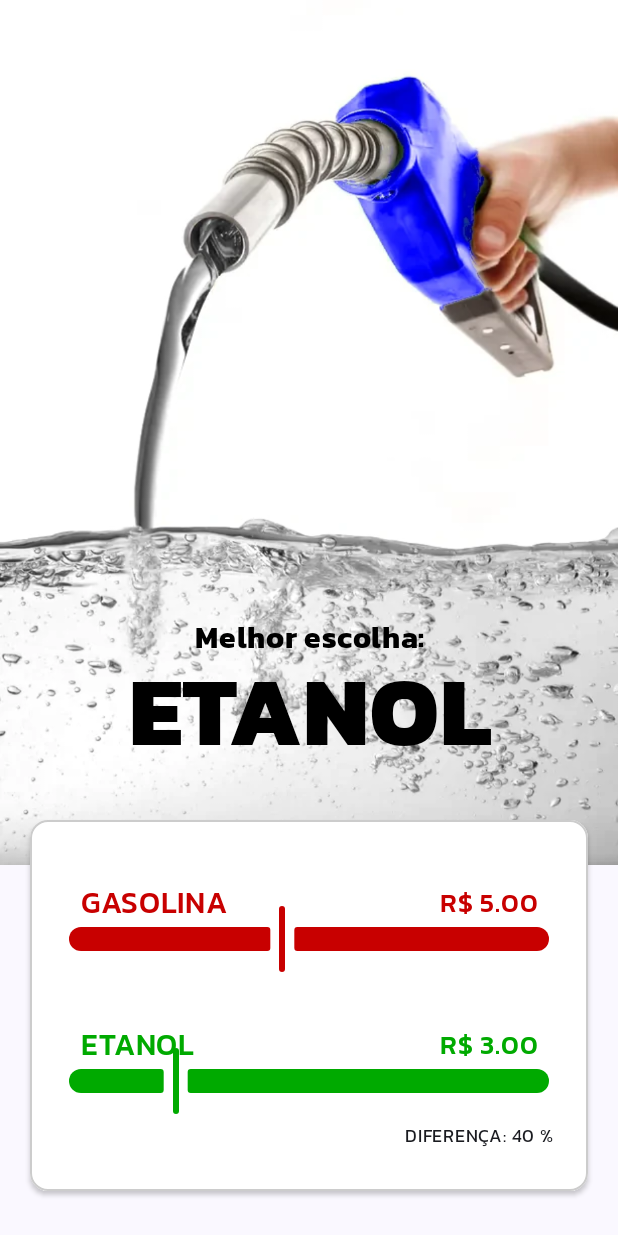
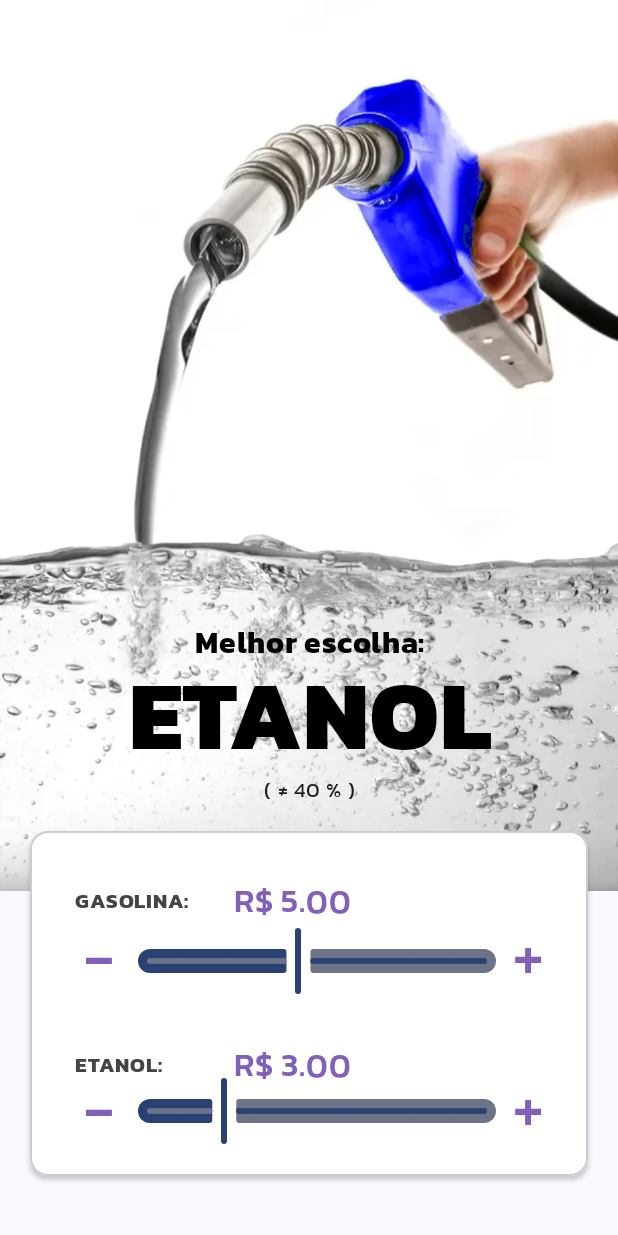
Before and after one commit to fgandraf/app_ethor, an Android app built with Jetpack Compose: the screen it shows after launch (MainActivity), on a phone screen of 412 x 824 dp. Run offline under Robolectric (Android 15) with nearby library versions, the phone set to English and light mode, and no system bars.

Commit message:
refactor: Small fixes

```diff
--- a/app/src/main/java/com/felipegandra/ethorgas/MainActivity.kt
+++ b/app/src/main/java/com/felipegandra/ethorgas/MainActivity.kt
@@ -6,10 +6,7 @@ import androidx.activity.compose.setContent
 import androidx.compose.foundation.layout.fillMaxSize
 import androidx.compose.material3.MaterialTheme
 import androidx.compose.material3.Surface
-import androidx.compose.material3.Text
-import androidx.compose.runtime.Composable
 import androidx.compose.ui.Modifier
-import androidx.compose.ui.tooling.preview.Preview
 import com.felipegandra.ethorgas.screens.HomeScreen
 import com.felipegandra.ethorgas.ui.theme.EthorgasTheme
 
--- /dev/null
+++ b/app/src/main/java/com/felipegandra/ethorgas/components/CardSliderComponent.kt
@@ -0,0 +1,65 @@
+package com.felipegandra.ethorgas.components
+
+import androidx.compose.foundation.BorderStroke
+import androidx.compose.foundation.layout.Arrangement
+import androidx.compose.foundation.layout.Column
+import androidx.compose.foundation.layout.Spacer
+import androidx.compose.foundation.layout.fillMaxSize
+import androidx.compose.foundation.layout.fillMaxWidth
+import androidx.compose.foundation.layout.height
+import androidx.compose.foundation.layout.offset
+import androidx.compose.foundation.layout.padding
+import androidx.compose.material3.Card
+import androidx.compose.material3.CardDefaults
+import androidx.compose.runtime.Composable
+import androidx.compose.ui.Modifier
+import androidx.compose.ui.graphics.Color
+import androidx.compose.ui.unit.dp
+import androidx.compose.ui.zIndex
+
+@Composable
+fun CardSliderComponent(
+    sliderValueGasoline : Float,
+    sliderValueEthanol: Float,
+    sliderGasolineOnChange: (Float) -> Unit,
+    sliderEthanolOnChange: (Float) -> Unit,
+    updateCard: () -> Unit,
+    modifier: Modifier
+) {
+        Card(
+            modifier = modifier
+                .fillMaxWidth()
+                .height(250.dp)
+                .zIndex(2f)
+                .padding(horizontal = 20.dp)
+                .padding(bottom = 20.dp)
+                .offset(y = (-20).dp),
+            colors = CardDefaults.cardColors(containerColor = Color.White),
+            elevation = CardDefaults.cardElevation(defaultElevation = 2.dp),
+            border = BorderStroke(1.dp, Color.LightGray)
+        )
+        {
+            Column(
+                modifier = Modifier
+                    .fillMaxSize()
+                    .padding(20.dp),
+                verticalArrangement = Arrangement.SpaceBetween
+            )
+            {
+                SliderComp(text = "GASOLINA:", sliderValue = sliderValueGasoline,
+                    onChange = {
+                        sliderGasolineOnChange(it)
+                        updateCard()
+                    })
+
+                Spacer(modifier = Modifier.height(10.dp))
+
+                SliderComp(text = "ETANOL:", sliderValue = sliderValueEthanol,
+                    onChange = {
+                        sliderEthanolOnChange(it)
+                        updateCard()
+                    })
+            }
+        }
+
+}
--- /dev/null
+++ b/app/src/main/java/com/felipegandra/ethorgas/components/ResultComponent.kt
@@ -0,0 +1,74 @@
+package com.felipegandra.ethorgas.components
+
+import androidx.compose.foundation.layout.Box
+import androidx.compose.foundation.layout.Column
+import androidx.compose.foundation.layout.Row
+import androidx.compose.foundation.layout.fillMaxWidth
+import androidx.compose.foundation.layout.height
+import androidx.compose.foundation.layout.offset
+import androidx.compose.foundation.layout.padding
+import androidx.compose.material3.Text
+import androidx.compose.runtime.Composable
+import androidx.compose.ui.Alignment
+import androidx.compose.ui.Modifier
+import androidx.compose.ui.draw.paint
+import androidx.compose.ui.graphics.Color
+import androidx.compose.ui.layout.ContentScale
+import androidx.compose.ui.platform.LocalConfiguration
+import androidx.compose.ui.res.painterResource
+import androidx.compose.ui.text.style.TextAlign
+import androidx.compose.ui.unit.dp
+import androidx.compose.ui.unit.sp
+import com.felipegandra.ethorgas.services.diference
+import com.felipegandra.ethorgas.ui.theme.KanitBold
+import com.felipegandra.ethorgas.ui.theme.KanitExtraBold
+import com.felipegandra.ethorgas.ui.theme.KanitRegular
+
+@Composable
+fun ResultComponent(
+    backgroundId : Int,
+    cardResultFuel: String,
+    coefficient : Float
+) {
+    Box(
+        modifier = Modifier
+            .fillMaxWidth()
+            .height((LocalConfiguration.current.screenHeightDp - 230).dp)
+            .paint(painterResource(id = backgroundId), contentScale = ContentScale.FillBounds),
+        contentAlignment = Alignment.BottomCenter
+    )
+    {
+        Column(modifier = Modifier.padding(bottom = 45.dp))
+        {
+            Row(modifier = Modifier.offset(y = (15).dp)) {
+                Text(
+                    color = Color.Black,
+                    text = "Melhor escolha:",
+                    fontFamily = KanitBold,
+                    textAlign = TextAlign.Center,
+                    fontSize = 20.sp,
+                    modifier = Modifier.fillMaxWidth()
+                )
+            }
+            Row {
+                Text(
+                    color = Color.Black,
+                    text = cardResultFuel,
+                    fontFamily = KanitExtraBold,
+                    textAlign = TextAlign.Center,
+                    fontSize = 64.sp,
+                    modifier = Modifier.fillMaxWidth()
+                )
+            }
+            Row(modifier = Modifier.offset(y = (-10).dp)) {
+                Text(
+                    textAlign = TextAlign.Center,
+                    fontFamily = KanitRegular,
+                    fontSize = 14.sp,
+                    modifier = Modifier.fillMaxWidth(),
+                    text = "( ≠ ${diference(coefficient)} )"
+                )
+            }
+        }
+    }
+}
--- /dev/null
+++ b/app/src/main/java/com/felipegandra/ethorgas/components/SliderComp.kt
@@ -0,0 +1,123 @@
+package com.felipegandra.ethorgas.components
+
+import androidx.compose.foundation.clickable
+import androidx.compose.foundation.layout.Arrangement
+import androidx.compose.foundation.layout.Box
+import androidx.compose.foundation.layout.Column
+import androidx.compose.foundation.layout.Row
+import androidx.compose.foundation.layout.fillMaxWidth
+import androidx.compose.foundation.layout.height
+import androidx.compose.foundation.layout.offset
+import androidx.compose.foundation.layout.padding
+import androidx.compose.foundation.layout.size
+import androidx.compose.foundation.layout.width
+import androidx.compose.material3.Slider
+import androidx.compose.material3.Text
+import androidx.compose.runtime.Composable
+import androidx.compose.ui.Alignment
+import androidx.compose.ui.Modifier
+import androidx.compose.ui.graphics.Color
+import androidx.compose.ui.text.style.TextAlign
+import androidx.compose.ui.tooling.preview.Preview
+import androidx.compose.ui.unit.dp
+import androidx.compose.ui.unit.sp
+import com.felipegandra.ethorgas.ui.theme.KanitBold
+import com.felipegandra.ethorgas.ui.theme.KanitMedium
+import com.felipegandra.ethorgas.ui.theme.KanitRegular
+
+@Composable
+fun SliderComp(
+    text: String,
+    sliderValue: Float,
+    onChange: (Float) -> Unit
+)
+{
+    Row(modifier = Modifier.fillMaxWidth())
+    {
+        Column()
+        {
+
+                Box(modifier = Modifier
+                    .fillMaxWidth()
+                    .offset(y = 10.dp)
+                ) {
+                    Text(
+                        modifier = Modifier
+                            .align(Alignment.CenterStart)
+                            .padding(start = 10.dp),
+                        text = text,
+                        fontSize = 14.sp,
+                        fontFamily = KanitBold,
+                        color = Color.DarkGray,
+                    )
+                    Text(
+                        modifier = Modifier
+                            .width(100.dp)
+                            .align(Alignment.BottomCenter),
+                        text = "R$ ${String.format("%.2f", sliderValue)}",
+                        textAlign = TextAlign.Start,
+                        fontSize = 22.sp,
+                        fontFamily = KanitMedium,
+                        color = Color(0xFF8160B9)
+                    )
+                }
+
+
+
+            Row(modifier = Modifier
+                .height(66.dp)
+                .fillMaxWidth(), horizontalArrangement = Arrangement.SpaceBetween, verticalAlignment = Alignment.CenterVertically)
+            {
+                Row(modifier = Modifier
+                        .size(width = 50.dp, height = 50.dp)
+                        .clickable { onChange(sliderValue - 0.01f) },
+                    horizontalArrangement = Arrangement.Center
+                ) {
+                    Text(
+                        modifier = Modifier.offset(y = (-12).dp),
+                        text = "-",
+                        fontSize = 45.sp,
+                        fontFamily = KanitRegular,
+                        color = Color(0xFF8160b9),
+                        textAlign = TextAlign.Center
+                    )
+                }
+
+                Slider(modifier = Modifier.fillMaxWidth(0.86f),
+                    valueRange = 1.00f..10.00f,
+                    steps = 89,
+                    value = sliderValue,
+                    onValueChange = onChange,
+                )
+                Row(modifier = Modifier
+                    .size(width = 50.dp, height = 50.dp)
+                    .clickable { onChange(sliderValue + 0.01f) },
+                    horizontalArrangement = Arrangement.Center
+                ) {
+                    Text(
+                        modifier = Modifier.offset(y = (-12).dp),
+                        text = "+",
+                        fontSize = 45.sp,
+                        fontFamily = KanitRegular,
+                        color = Color(0xFF8160b9),
+                        textAlign = TextAlign.Center
+                    )
+                }
+            }
+
+
+
+
+
+
+
+        }
+    }
+}
+
+
+@Preview(showBackground = true)
+@Composable
+fun SliderCompPreview() {
+    SliderComp(text = "GASOLINA", sliderValue = 5.21f, onChange = {})
+}
--- a/app/src/main/java/com/felipegandra/ethorgas/components/_slider.kt
+++ /dev/null
@@ -1,78 +0,0 @@
-package com.felipegandra.ethorgas.components
-
-import androidx.compose.foundation.layout.Column
-import androidx.compose.foundation.layout.Row
-import androidx.compose.foundation.layout.fillMaxWidth
-import androidx.compose.foundation.layout.offset
-import androidx.compose.foundation.layout.padding
-import androidx.compose.material3.Slider
-import androidx.compose.material3.SliderDefaults
-import androidx.compose.material3.Text
-import androidx.compose.runtime.Composable
-import androidx.compose.ui.Alignment
-import androidx.compose.ui.Modifier
-import androidx.compose.ui.graphics.Color
-import androidx.compose.ui.text.style.TextAlign
-import androidx.compose.ui.tooling.preview.Preview
-import androidx.compose.ui.unit.dp
-import androidx.compose.ui.unit.sp
-import com.felipegandra.ethorgas.ui.theme.KanitMedium
-
-@Composable
-fun SliderComp(
-    text: String,
-    sliderValue: Float,
-    textColor: Color,
-    sliderColor: Color,
-    onChange: (Float) -> Unit
-)
-{
-    Row(modifier = Modifier.fillMaxWidth())
-    {
-        Column()
-        {
-            Row(
-                verticalAlignment = Alignment.CenterVertically,
-                modifier = Modifier
-                    .padding(horizontal = 10.dp)
-            ) {
-                Text(modifier = Modifier.offset(y = 15.dp),
-                    text = text,
-                    fontSize = 20.sp,
-                    fontFamily = KanitMedium,
-                    color = textColor
-                )
-                Text(
-                    modifier = Modifier
-                        .fillMaxWidth()
-                        .offset(y = 15.dp),
-                    text = "R$ ${String.format("%.2f", sliderValue)}",
-                    fontSize = 18.sp,
-                    fontFamily = KanitMedium,
-                    textAlign = TextAlign.End,
-                    color = textColor
-                )
-            }
-
-
-            Slider(
-                modifier = Modifier.fillMaxWidth(),
-                valueRange = 1.00f..10.00f,
-                value = sliderValue,
-                onValueChange = onChange,
-                colors = SliderDefaults.colors(
-                    thumbColor = sliderColor,
-                    activeTrackColor = sliderColor,
-                    inactiveTrackColor = sliderColor
-                )
-            )
-        }
-    }
-}
-
-
-@Preview(showBackground = true)
-@Composable
-fun SliderCompPreview() {
-    SliderComp(text = "GASOLINA", sliderValue = 5.21f, textColor = Color.Red, sliderColor = Color.Red, onChange = {})
-}
--- a/app/src/main/java/com/felipegandra/ethorgas/screens/HomeScreen.kt
+++ b/app/src/main/java/com/felipegandra/ethorgas/screens/HomeScreen.kt
@@ -1,21 +1,7 @@
 package com.felipegandra.ethorgas.screens
 
-import androidx.compose.foundation.BorderStroke
-import androidx.compose.foundation.background
-import androidx.compose.foundation.layout.Arrangement
 import androidx.compose.foundation.layout.Box
-import androidx.compose.foundation.layout.Column
-import androidx.compose.foundation.layout.Row
-import androidx.compose.foundation.layout.Spacer
-import androidx.compose.foundation.layout.fillMaxHeight
 import androidx.compose.foundation.layout.fillMaxSize
-import androidx.compose.foundation.layout.fillMaxWidth
-import androidx.compose.foundation.layout.height
-import androidx.compose.foundation.layout.offset
-import androidx.compose.foundation.layout.padding
-import androidx.compose.material3.Card
-import androidx.compose.material3.CardDefaults
-import androidx.compose.material3.Text
 import androidx.compose.runtime.Composable
 import androidx.compose.runtime.getValue
 import androidx.compose.runtime.mutableFloatStateOf
@@ -25,161 +11,50 @@ import androidx.compose.runtime.remember
 import androidx.compose.runtime.setValue
 import androidx.compose.ui.Alignment
 import androidx.compose.ui.Modifier
-import androidx.compose.ui.draw.paint
-import androidx.compose.ui.graphics.Color
-import androidx.compose.ui.layout.ContentScale
-import androidx.compose.ui.res.painterResource
-import androidx.compose.ui.text.style.TextAlign
 import androidx.compose.ui.tooling.preview.Preview
-import androidx.compose.ui.unit.dp
-import androidx.compose.ui.unit.sp
-import com.felipegandra.ethorgas.R
-import com.felipegandra.ethorgas.components.SliderComp
-import com.felipegandra.ethorgas.services.calculate
-import com.felipegandra.ethorgas.services.diference
-import com.felipegandra.ethorgas.ui.theme.KanitBold
-import com.felipegandra.ethorgas.ui.theme.KanitExtraBold
-import com.felipegandra.ethorgas.ui.theme.KanitRegular
+import com.felipegandra.ethorgas.components.CardSliderComponent
+import com.felipegandra.ethorgas.components.ResultComponent
+import com.felipegandra.ethorgas.services.updateResult
+import com.felipegandra.ethorgas.ui.theme.EthorgasTheme
 
 @Composable
-fun HomeScreen() {
-    val colorGreen = Color(0xFF00AA00)
-    val colorRed = Color(0xFFC80000)
+fun HomeScreen()
+{
+    var sliderValueGasoline by remember { mutableFloatStateOf(5.0f) }
+    var sliderValueEthanol by remember { mutableFloatStateOf(3.0f) }
+    var background by remember { mutableIntStateOf(updateResult(sliderValueGasoline, sliderValueEthanol).third) }
+    var cardResultFuel by remember { mutableStateOf(updateResult(sliderValueGasoline, sliderValueEthanol).second) }
+    var coefficient by remember { mutableFloatStateOf(updateResult(sliderValueGasoline, sliderValueEthanol).first) }
 
-    var sliderValueGasoline by remember { mutableFloatStateOf(5.00f) }
-    var sliderValueEthanol by remember { mutableFloatStateOf(3.00f) }
-    var gasolineTextColor by remember { mutableStateOf(Color.Black) }
-    var ethanolTextColor by remember { mutableStateOf(Color.Black) }
-    var gasolineSliderColor by remember { mutableStateOf(Color.Red) }
-    var ethanolSliderColor by remember { mutableStateOf(Color.Red) }
-    var background by remember { mutableIntStateOf(1) }
-    var cardResultFuel by remember { mutableStateOf("GASOLINA") }
-    var coefficient by remember { mutableFloatStateOf(0.0f) }
+    Box(modifier = Modifier.fillMaxSize())
+    {
 
-    fun updateCardResult() {
-        coefficient = calculate(sliderValueGasoline, sliderValueEthanol)
-
-        if (coefficient > 0.70f) {
-            gasolineTextColor = colorGreen
-            ethanolTextColor = colorRed
-            gasolineSliderColor = colorGreen
-            ethanolSliderColor = colorRed
-            cardResultFuel = "GASOLINA"
-            background = R.drawable.gasoline
-        } else {
-            gasolineTextColor = colorRed
-            ethanolTextColor = colorGreen
-            ethanolSliderColor = colorGreen
-            gasolineSliderColor = colorRed
-            background = R.drawable.etanol
-            cardResultFuel = "ETANOL"
-        }
-    }
-
-    updateCardResult()
-
-    Column(
-        modifier = Modifier
-            .fillMaxSize(),
-        verticalArrangement = Arrangement.SpaceBetween
-    )
-    {
-        Row(
-            modifier = Modifier
-                .fillMaxWidth()
-                .fillMaxHeight(0.70f)
-                .background(Color.White),
-            verticalAlignment = Alignment.CenterVertically,
-            horizontalArrangement = Arrangement.Center
-        )
-        {
-            Box(modifier = Modifier
-                .fillMaxSize()
-                .paint(painterResource(id = background), contentScale = ContentScale.FillBounds),
-                contentAlignment = Alignment.BottomCenter
-            )
-            {
-                Column(modifier = Modifier.padding(bottom = 40.dp)
-                )
-                {
-                    Text(
-                        color = Color.Black,
-                        text = "Melhor escolha:",
-                        fontFamily = KanitBold,
-                        textAlign = TextAlign.Center,
-                        fontSize = 20.sp,
-                        modifier = Modifier.fillMaxWidth()
-                    )
-                    Row(modifier = Modifier.offset(y = (-15).dp)) {
-                        Text(
-                            color = Color.Black,
-                            text = cardResultFuel,
-                            fontFamily = KanitExtraBold,
-                            textAlign = TextAlign.Center,
-                            fontSize = 64.sp,
-                            modifier = Modifier.fillMaxWidth()
-                        )
-                    }
-                }
-            }
-        }
-        Row(
-            modifier = Modifier
-                .fillMaxWidth()
-                .fillMaxHeight(1f),
-            verticalAlignment = Alignment.CenterVertically,
-            horizontalArrangement = Arrangement.Center
-        )
-        {
-            Card(
-                modifier = Modifier
-                    .fillMaxWidth()
-                    .padding(horizontal = 20.dp)
-                    .offset(y = (-30).dp),
-                colors = CardDefaults.cardColors(containerColor = Color.White),
-                elevation = CardDefaults.cardElevation(defaultElevation = 2.dp),
-                border = BorderStroke(1.dp, Color.LightGray)
-            )
-            {
-                Column(
-                    modifier = Modifier
-                        .fillMaxSize()
-                        .padding(24.dp),
-                    verticalArrangement = Arrangement.SpaceEvenly
-                )
-                {
-                    SliderComp(text = "GASOLINA", sliderValue = sliderValueGasoline, textColor = gasolineTextColor, sliderColor = gasolineSliderColor,
-                        onChange = {
-                            sliderValueGasoline = it
-                            updateCardResult()
-                        })
-
-                    Spacer(modifier = Modifier.height(14.dp))
+        ResultComponent(
+            backgroundId = background,
+            cardResultFuel = cardResultFuel,
+            coefficient = coefficient )
 
 
-                    SliderComp(text = "ETANOL", sliderValue = sliderValueEthanol, textColor = ethanolTextColor, sliderColor = ethanolSliderColor,
-                        onChange = {
-                            sliderValueEthanol = it
-                            updateCardResult()
-                        })
+        CardSliderComponent(
+            modifier = Modifier.align(Alignment.BottomCenter),
+            sliderValueGasoline = sliderValueGasoline,
+            sliderValueEthanol = sliderValueEthanol,
+            sliderGasolineOnChange = {sliderValueGasoline = it},
+            sliderEthanolOnChange =  {sliderValueEthanol = it},
+            updateCard = {
+                coefficient = updateResult(sliderValueGasoline, sliderValueEthanol).first
+                cardResultFuel = updateResult(sliderValueGasoline, sliderValueEthanol).second
+                background = updateResult(sliderValueGasoline, sliderValueEthanol).third
+            } )
 
-
-                    Text(
-                        textAlign = TextAlign.End,
-                        fontFamily = KanitRegular,
-                        fontSize = 12.sp,
-                        modifier = Modifier.fillMaxWidth(),
-                        text = "DIFERENÇA: ${diference(coefficient)}"
-                    )
-                }
-            }
-        }
     }
 }
 
 
-@Preview(showBackground = true, showSystemUi = true)
+@Preview(showBackground = true)
 @Composable
 fun HomeScreenPreview() {
-    HomeScreen()
+    EthorgasTheme {
+        HomeScreen()
+    }
 }
--- /dev/null
+++ b/app/src/main/java/com/felipegandra/ethorgas/services/updateResult.kt
@@ -0,0 +1,22 @@
+package com.felipegandra.ethorgas.services
+
+import com.felipegandra.ethorgas.R
+
+fun updateResult (
+    valueGasoline: Float,
+    valueEthanol: Float
+) : Triple<Float, String, Int>
+{
+    val coefficient = calculate(valueGasoline, valueEthanol)
+    val background : Int
+    val result : String
+
+    if (coefficient > 0.70f) {
+        result = "GASOLINA"
+        background = R.drawable.gasoline
+    } else {
+        background = R.drawable.etanol
+        result = "ETANOL"
+    }
+    return Triple(coefficient, result, background)
+}
```
